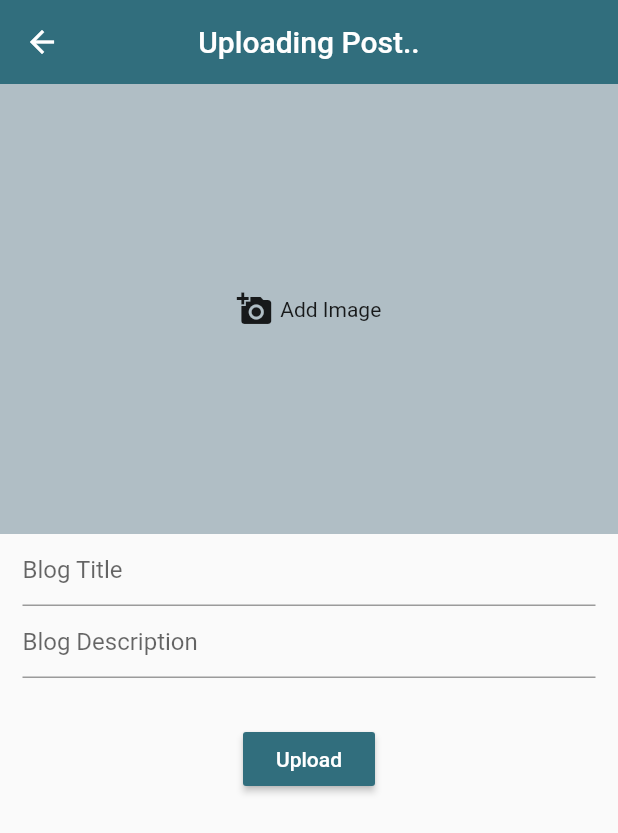
After one commit to tahaTWM/chatFirebase, a Flutter app: the AddPost screen opened directly, on a phone screen of 412 x 824 dp. The commit adds this screen. Shown: the top 833 px of the screen. Run offline on Flutter 3.47's test engine with Material 2 defaults, Android fonts, the phone set to English and light mode, and no system bars; our stand-ins replace cloud_firestore, firebase_auth, firebase_core, firebase_storage, font_awesome_flutter, google_sign_in and 2 more; accounts and stored records are empty.

Commit message:
Wed 11/24/2021, 18:24:47.67

```diff
--- a/lib/main.dart
+++ b/lib/main.dart
@@ -1,8 +1,8 @@
+import 'package:chat_app/view/ui/blog/displayPost.dart';
 import 'package:firebase_core/firebase_core.dart';
 import 'package:shared_preferences/shared_preferences.dart';
 import './view/auth/signin.dart';
 import 'package:flutter/material.dart';
-import 'view/chat_view/conversionScreen.dart';
 
 void main() async {
   WidgetsFlutterBinding.ensureInitialized();
@@ -27,7 +27,7 @@ class _MyAppState extends State<MyApp> {
   @override
   Widget build(BuildContext context) {
     return MaterialApp(
-      home: uid == null ? SiginScreen() : ConversionScreen(),
+      home: uid == null ? SiginScreen() : DisplayPost(),
       debugShowCheckedModeBanner: false,
       theme: ThemeData(
         visualDensity: VisualDensity.adaptivePlatformDensity,
--- a/lib/view/auth/signin.dart
+++ b/lib/view/auth/signin.dart
@@ -1,8 +1,7 @@
 // ignore_for_file: prefer_const_literals_to_create_immutables, prefer_const_constructors, deprecated_member_use, avoid_print
 
-import 'package:chat_app/view/chat_view/conversionScreen.dart';
+import 'package:chat_app/view/ui/blog/displayPost.dart';
 import 'package:shared_preferences/shared_preferences.dart';
-
 import '../../api/authFunctions.dart';
 import 'package:flutter/material.dart';
 
@@ -146,7 +145,7 @@ class _SiginScreenState extends State<SiginScreen> {
               checkermimberME(),
               Navigator.pushAndRemoveUntil(
                   context,
-                  MaterialPageRoute(builder: (context) => ConversionScreen()),
+                  MaterialPageRoute(builder: (context) => DisplayPost()),
                   (route) => false),
             }
           : print("login error"));
--- /dev/null
+++ b/lib/view/ui/blog/addPost.dart
@@ -0,0 +1,155 @@
+// ignore_for_file: file_names, missing_required_param, deprecated_member_use, prefer_const_constructors, sized_box_for_whitespace, avoid_print, prefer_const_literals_to_create_immutables
+
+import 'dart:io';
+
+import 'package:cloud_firestore/cloud_firestore.dart';
+import 'package:firebase_auth/firebase_auth.dart';
+import 'package:firebase_core/firebase_core.dart';
+import 'package:flutter/material.dart';
+import 'package:image_picker/image_picker.dart';
+import 'package:firebase_storage/firebase_storage.dart';
+import 'package:intl/intl.dart';
+
+class AddPost extends StatefulWidget {
+  @override
+  _AddPostState createState() => _AddPostState();
+}
+
+class _AddPostState extends State<AddPost> {
+  File _image;
+  TextEditingController titleController = TextEditingController();
+  TextEditingController descController = TextEditingController();
+  ImagePicker imagePicker = ImagePicker();
+  bool uploading = false;
+
+  @override
+  Widget build(BuildContext context) {
+    var width = MediaQuery.of(context).size.width;
+    return Scaffold(
+      appBar: AppBar(
+        title: Text(
+          "Uploading Post..",
+          style: TextStyle(color: Colors.white),
+        ),
+        centerTitle: true,
+        backgroundColor: Color.fromRGBO(49, 110, 125, 1),
+        elevation: 0,
+        iconTheme: IconThemeData(color: Colors.white),
+      ),
+      body: SingleChildScrollView(
+        child: Column(
+          children: [
+            _image == null
+                ? GestureDetector(
+                    onTap: () => picIamge(),
+                    child: Container(
+                      width: width,
+                      height: 300,
+                      decoration: BoxDecoration(
+                          color: Color.fromRGBO(176, 190, 197, 1)),
+                      child: Row(
+                        mainAxisAlignment: MainAxisAlignment.center,
+                        children: [
+                          Icon(Icons.add_a_photo),
+                          SizedBox(width: 5),
+                          Text("Add Image"),
+                        ],
+                      ),
+                    ),
+                  )
+                : Container(child: Image.file(_image)),
+            Container(
+              width: width - 30,
+              child: TextField(
+                controller: titleController,
+                decoration: InputDecoration(hintText: "Blog Title"),
+              ),
+            ),
+            Container(
+              width: width - 30,
+              child: TextField(
+                controller: descController,
+                decoration: InputDecoration(hintText: "Blog Description"),
+              ),
+            ),
+            SizedBox(height: 20),
+            !uploading
+                ? Padding(
+                    padding: const EdgeInsets.all(10.0),
+                    child: Row(
+                      mainAxisAlignment: MainAxisAlignment.center,
+                      children: [
+                        RaisedButton(
+                          onPressed: () => uploadImage(),
+                          child: Text(
+                            "Upload",
+                            style: TextStyle(color: Colors.white),
+                          ),
+                          color: Color.fromRGBO(49, 110, 125, 1),
+                        )
+                      ],
+                    ),
+                  )
+                : CircularProgressIndicator(),
+          ],
+        ),
+      ),
+    );
+  }
+
+  picIamge() async {
+    PickedFile image = await imagePicker.getImage(source: ImageSource.gallery);
+    setState(() {
+      _image = File(image.path);
+    });
+  }
+
+  uploadImage() {
+    setState(() {
+      uploading = true;
+    });
+    String imageName = DateTime.now().microsecondsSinceEpoch.toString();
+    final Reference storageFilename =
+        FirebaseStorage.instance.ref().child("BlogIamges").child(imageName);
+    final UploadTask uploadTask = storageFilename.putFile(_image);
+    uploadTask.then((TaskSnapshot taskSnapshot) {
+      taskSnapshot.ref.getDownloadURL().then((imageURL) {
+        uploadImageToFirebase(imageURL);
+      });
+    }).catchError((e) {
+      print(e.toString());
+    });
+  }
+
+  uploadImageToFirebase(String imagePath) {
+    var time = DateFormat('MMM d, yyyy');
+    var day = DateFormat('EEEE, hh:mm a');
+
+    String timeNow = time.format(DateTime.now()).toString();
+    String dayNow = day.format(DateTime.now()).toString();
+
+    if (titleController.text.isNotEmpty &&
+        descController.text.isNotEmpty &&
+        imagePath.isNotEmpty) {
+      FirebaseFirestore.instance
+          .collection('Posts')
+          .doc(FirebaseAuth.instance.currentUser.uid)
+          .collection('posts')
+          .add({
+        'imageUrl': imagePath,
+        'title': titleController.text,
+        'desc': descController.text,
+        'time': timeNow,
+        'date': dayNow,
+        'favorite': false,
+      }).then((value) {
+        setState(() {
+          uploading = false;
+        });
+        Navigator.pop(context);
+      }).catchError((onError) {
+        print(onError.toString());
+      });
+    }
+  }
+}
--- a/pubspec.yaml
+++ b/pubspec.yaml
@@ -18,7 +18,10 @@ dependencies:
   firebase_storage: null
   flutter:
     sdk: flutter
-  google_sign_in:
+  flutter_speed_dial: ^4.6.6
+  fluttertoast: ^8.0.8
+  font_awesome_flutter: ^9.2.0
+  google_sign_in: null
   image_picker: ^0.8.4+4
   intl: null
   shared_preferences: null
```
Also changed, not shown: lib/view/ui/blog/displayPost.dart (added, +237 -0 lines), lib/view/ui/blog/profile/contains.dart (added, +21 -0 lines), lib/view/ui/blog/profile/profile.dart (added, +235 -0 lines), lib/view/ui/blog/profile/profile_list_item.dart (added, +77 -0 lines), pubspec.lock.
